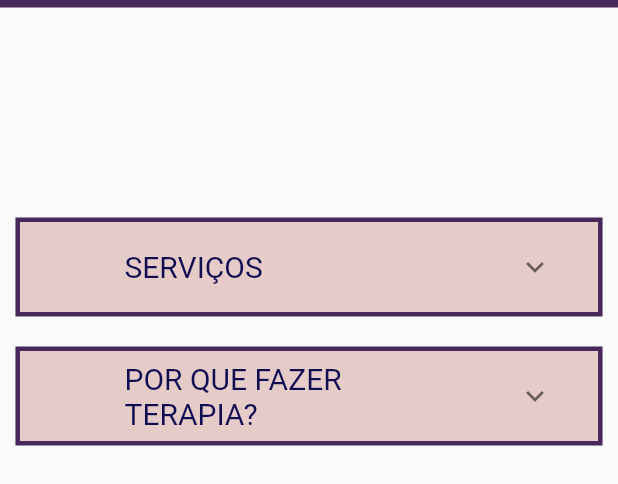
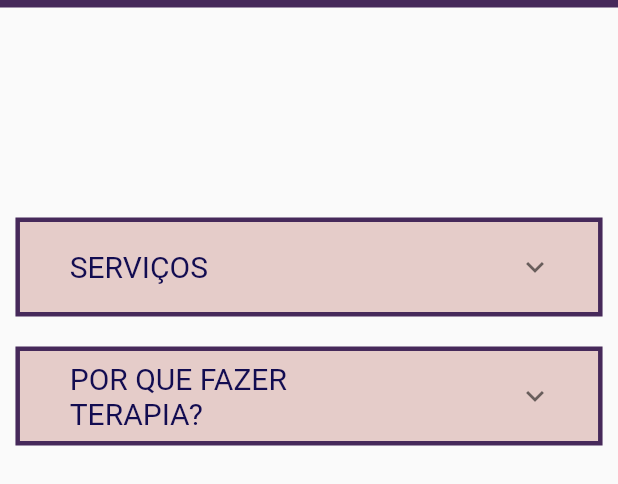
Before and after one commit to DenisRdsilva/psiAliceMedeiros, a Flutter app: the screen it shows after launch, scrolled down 1152 dp, on a phone screen of 412 x 824 dp, the part 546-1030 px from its top. Run offline on Flutter 3.47's test engine with Material 2 defaults, Android fonts, the phone set to English and light mode, and no system bars; drawn by our look-alikes of flutter_map, youtube_player_iframe; our stand-ins replace flutter_image_slideshow, font_awesome_flutter, google_fonts, latlong2.

Commit message:
update to the main domain

```diff
--- a/lib/main.dart
+++ b/lib/main.dart
@@ -470,16 +470,16 @@ return Column(
       border: Border.all(width: 3, color: Color.fromARGB(255, 70, 41, 90))), child:
       ExpansionTile(tilePadding: EdgeInsets.only(right: 30, left: 30), title: Row(
         children:[
-          Spacer(),
+          Spacer(flex: 1),
           Container(width: swidth*0.5, height: 50, alignment: Alignment.centerLeft, child:
           Text('SERVIÇOS', style:
           GoogleFonts.courierPrime(color: Color.fromARGB(255, 18, 12, 81), fontSize: 20))),
-          Spacer()
+          Spacer(flex: 24)
           ]),
       children: [
         Container(margin: EdgeInsets.only(bottom: 15), child: ListTile(
           title: Text(
-          "Psicoterapia individual nas modalidades presencial e online através de plataforma segura. Ambas semanais com duração de até 60 minutos.  No primeiro caso, nos encontraremos pessoalmente em meu consultório. Já para o atendimento online, você pode escolher onde estará no momento da sessão, basta ter um computador, celular ou tablet com acesso à internet.", textAlign: TextAlign.justify, style:
+          "        Psicoterapia individual nas modalidades presencial e online através de plataforma segura. Ambas semanais com duração de até 60 minutos.  No primeiro caso, nos encontraremos pessoalmente em meu consultório. Já para o atendimento online, você pode escolher onde estará no momento da sessão, basta ter um computador, celular ou tablet com acesso à internet.", textAlign: TextAlign.justify, style:
           TextStyle(height:1.5, color: Color.fromARGB(255, 18, 12, 81)))))
     ])),
     Container(height:20, width: 10),
@@ -487,17 +487,22 @@ return Column(
       border: Border.all(width: 3, color: Color.fromARGB(255, 70, 41, 90))), child:
       ExpansionTile(tilePadding: EdgeInsets.only(right: 30, left: 30), title: Row(
         children:[
-          Spacer(),
+          Spacer(flex: 1),
           Container(width: swidth*0.5, height: 50, alignment: Alignment.centerLeft, child:
           Text('POR QUE FAZER TERAPIA?', style:
           GoogleFonts.courierPrime(color: Color.fromARGB(255, 18, 12, 81), fontSize: 20))),
-          Spacer()
+          Spacer(flex: 24)
       ]),
       children: [
         Container(margin: EdgeInsets.only(bottom: 15), child: ListTile(
-          title: Text(
-            'Olhar para si mesmo é, muitas vezes, desafiador. Pode provocar medo, insegurança, aquele pensamento de “depois eu penso nisso, agora não”. Mas e quando aquilo que foi deixado para depois começa a nos atrapalhar, provocando ansiedade, tristeza e a sensação de que precisamos falar com alguém sobre aquele assunto? É a partir desse momento que a psicoterapia poderia ajudar. Pode parecer estranho falar sobre si com alguém que não conhecemos. Com o tempo, passamos a confiar no psicólogo que nos acompanha, nos sentimos à vontade para falar sobre os assuntos mais delicados, não nos sentimos julgados, mas acolhidos. Semana após semana percebemos as contribuições das sessões em nosso dia a dia, até que em conjunto com o nosso terapeuta decidimos que naquele momento já podemos seguir sem o acompanhamento profissional, que já conseguimos lidar melhor com os acontecimentos de nossas vidas. Deixamos de nos ver semanalmente, mas cientes de que podemos, a qualquer momento, escolher voltar. Essa é a beleza da psicoterapia.', textAlign: TextAlign.justify, style:
-          TextStyle(height:1.5, color: Color.fromARGB(255, 18, 12, 81))))),
+          title: Column(children: [
+          Text(
+            '        Olhar para si mesmo é, muitas vezes, desafiador. Pode provocar medo, insegurança, aquele pensamento de “depois eu penso nisso, agora não”. Mas e quando aquilo que foi deixado para depois começa a nos atrapalhar, provocando ansiedade, tristeza e a sensação de que precisamos falar com alguém sobre aquele assunto? É a partir desse momento que a psicoterapia poderia ajudar. Pode parecer estranho falar sobre si com alguém que não conhecemos.', textAlign: TextAlign.justify, style:
+          TextStyle(height:1.5, color: Color.fromARGB(255, 18, 12, 81))),
+          Text(
+            '        Com o tempo, passamos a confiar no psicólogo que nos acompanha, nos sentimos à vontade para falar sobre os assuntos mais delicados, não nos sentimos julgados, mas acolhidos. Semana após semana percebemos as contribuições das sessões em nosso dia a dia, até que em conjunto com o nosso terapeuta decidimos que naquele momento já podemos seguir sem o acompanhamento profissional, que já conseguimos lidar melhor com os acontecimentos de nossas vidas. Deixamos de nos ver semanalmente, mas cientes de que podemos, a qualquer momento, escolher voltar. Essa é a beleza da psicoterapia.', textAlign: TextAlign.justify, style:
+          TextStyle(height:1.5, color: Color.fromARGB(255, 18, 12, 81)))
+          ]))),
     ]))
   ])
 ;}
```
Also changed, not shown: 2 other files.
